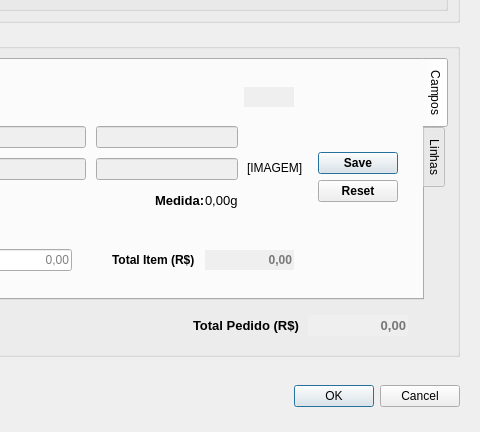
Above: Resources/UI/CadastroPedido.ui from Klubas/Projeto-SOAD before the change; both pictures show x 385 to 865 and y 241 to 673 of the 865 by 673 pixel window. Below: the same form after it.
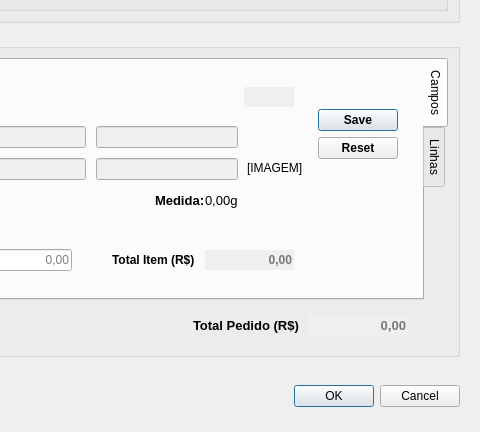
That is the form after the change.

Commit message: - Criado layout de impressão de pedido (compra e venda) - Ajustes na tela de pedido

Patch:
```diff
--- a/Resources/UI/CadastroPedido.ui
+++ b/Resources/UI/CadastroPedido.ui
@@ -1649,7 +1649,7 @@
                      <enum>QFrame::Raised</enum>
                     </property>
                     <layout class="QGridLayout" name="gridLayout_6">
-                     <item row="0" column="0">
+                     <item row="1" column="0">
                       <widget class="QDialogButtonBox" name="buttonBox_item">
                        <property name="enabled">
                         <bool>true</bool>
@@ -1684,6 +1684,35 @@
                        </property>
                       </widget>
                      </item>
+                     <item row="2" column="0">
+                      <spacer name="verticalSpacer_2">
+                       <property name="orientation">
+                        <enum>Qt::Vertical</enum>
+                       </property>
+                       <property name="sizeHint" stdset="0">
+                        <size>
+                         <width>20</width>
+                         <height>40</height>
+                        </size>
+                       </property>
+                      </spacer>
+                     </item>
+                     <item row="0" column="0">
+                      <spacer name="verticalSpacer_3">
+                       <property name="orientation">
+                        <enum>Qt::Vertical</enum>
+                       </property>
+                       <property name="sizeType">
+                        <enum>QSizePolicy::Minimum</enum>
+                       </property>
+                       <property name="sizeHint" stdset="0">
+                        <size>
+                         <width>20</width>
+                         <height>40</height>
+                        </size>
+                       </property>
+                      </spacer>
+                     </item>
                     </layout>
                    </widget>
                   </item>
```
The commit also changes 32 other files.
